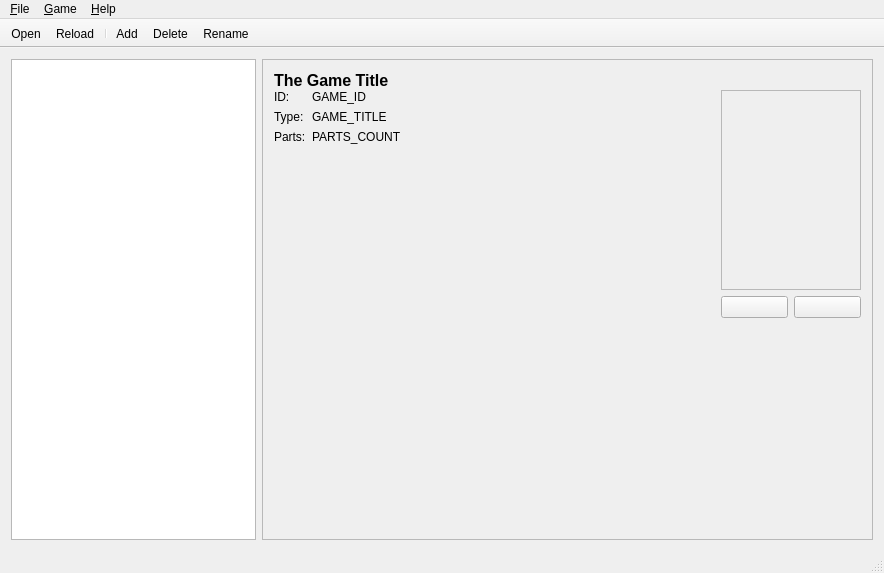
Qt form src/MainWindow.ui (brainstream/OPL-PC-Tools) before a commit.
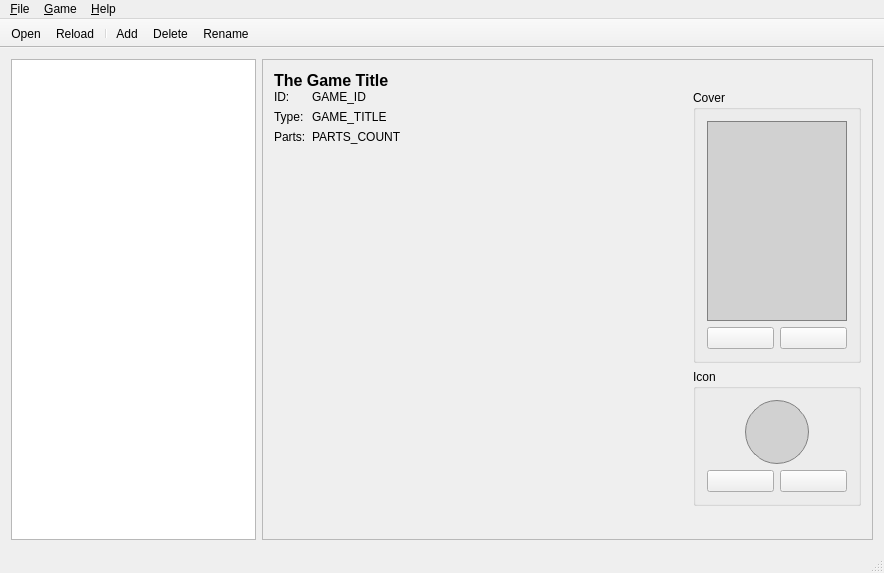
The same form after that commit. Icons and pictures are not drawn.

Commit message: Game icon

Patch:
```diff
--- a/src/MainWindow.ui
+++ b/src/MainWindow.ui
@@ -152,11 +152,30 @@
                 </property>
                </widget>
               </item>
+              <item row="4" column="1">
+               <spacer name="horizontalSpacer">
+                <property name="orientation">
+                 <enum>Qt::Horizontal</enum>
+                </property>
+                <property name="sizeHint" stdset="0">
+                 <size>
+                  <width>40</width>
+                  <height>20</height>
+                 </size>
+                </property>
+               </spacer>
+              </item>
              </layout>
             </item>
             <item>
              <layout class="QVBoxLayout" name="verticalLayout_2">
               <item>
+               <widget class="QGroupBox" name="groupBox">
+                <property name="title">
+                 <string>Cover</string>
+                </property>
+                <layout class="QVBoxLayout" name="verticalLayout_3">
+                 <item>
                <widget class="QLabel" name="mp_label_cover">
                 <property name="sizePolicy">
                  <sizepolicy hsizetype="Fixed" vsizetype="Fixed">
@@ -170,8 +189,11 @@
                   <height>200</height>
                  </size>
                 </property>
-                <property name="frameShape">
-                 <enum>QFrame::StyledPanel</enum>
+                   <property name="styleSheet">
+                    <string notr="true">QLabel {
+	border: 1px solid gray;
+	background-color: #d1d1d1;
+}</string>
                 </property>
                 <property name="text">
                  <string notr="true"/>
@@ -246,6 +268,119 @@
                 </item>
                </layout>
               </item>
+                </layout>
+               </widget>
+              </item>
+              <item>
+               <widget class="QGroupBox" name="groupBox_2">
+                <property name="title">
+                 <string>Icon</string>
+                </property>
+                <layout class="QVBoxLayout" name="verticalLayout_4">
+                 <item>
+                  <layout class="QHBoxLayout" name="horizontalLayout_3">
+                   <item>
+                    <widget class="QLabel" name="mp_label_icon">
+                     <property name="sizePolicy">
+                      <sizepolicy hsizetype="Fixed" vsizetype="Fixed">
+                       <horstretch>0</horstretch>
+                       <verstretch>0</verstretch>
+                      </sizepolicy>
+                     </property>
+                     <property name="minimumSize">
+                      <size>
+                       <width>64</width>
+                       <height>64</height>
+                      </size>
+                     </property>
+                     <property name="styleSheet">
+                      <string notr="true">QLabel {
+	border: 1px solid gray;
+	border-radius: 32px;
+	background-color: #d1d1d1;
+}</string>
+                     </property>
+                     <property name="text">
+                      <string/>
+                     </property>
+                     <property name="alignment">
+                      <set>Qt::AlignCenter</set>
+                     </property>
+                    </widget>
+                   </item>
+                  </layout>
+                 </item>
+                 <item>
+                  <layout class="QHBoxLayout" name="horizontalLayout">
+                   <item>
+                    <widget class="QPushButton" name="mp_btn_remove_icon">
+                     <property name="sizePolicy">
+                      <sizepolicy hsizetype="Fixed" vsizetype="Fixed">
+                       <horstretch>0</horstretch>
+                       <verstretch>0</verstretch>
+                      </sizepolicy>
+                     </property>
+                     <property name="minimumSize">
+                      <size>
+                       <width>67</width>
+                       <height>0</height>
+                      </size>
+                     </property>
+                     <property name="toolTip">
+                      <string>Remove Icon</string>
+                     </property>
+                     <property name="text">
+                      <string/>
+                     </property>
+                     <property name="icon">
+                      <iconset resource="Resources.qrc">
+                       <normaloff>:/icons/edit-delete</normaloff>:/icons/edit-delete</iconset>
+                     </property>
+                     <property name="iconSize">
+                      <size>
+                       <width>24</width>
+                       <height>24</height>
+                      </size>
+                     </property>
+                    </widget>
+                   </item>
+                   <item>
+                    <widget class="QPushButton" name="mp_btn_set_icon">
+                     <property name="sizePolicy">
+                      <sizepolicy hsizetype="Fixed" vsizetype="Fixed">
+                       <horstretch>0</horstretch>
+                       <verstretch>0</verstretch>
+                      </sizepolicy>
+                     </property>
+                     <property name="minimumSize">
+                      <size>
+                       <width>67</width>
+                       <height>0</height>
+                      </size>
+                     </property>
+                     <property name="toolTip">
+                      <string>Set Icon</string>
+                     </property>
+                     <property name="text">
+                      <string/>
+                     </property>
+                     <property name="icon">
+                      <iconset resource="Resources.qrc">
+                       <normaloff>:/icons/document-edit</normaloff>:/icons/document-edit</iconset>
+                     </property>
+                     <property name="iconSize">
+                      <size>
+                       <width>24</width>
+                       <height>24</height>
+                      </size>
+                     </property>
+                    </widget>
+                   </item>
+                  </layout>
+                 </item>
+                </layout>
+               </widget>
+              </item>
               <item>
                <spacer name="verticalSpacer">
                 <property name="orientation">
```
Left out of the diff: 34 changed lines with no effect on the pictures. Lines whose indentation alone changed are shown as unchanged. The commit also changes 8 other files.
